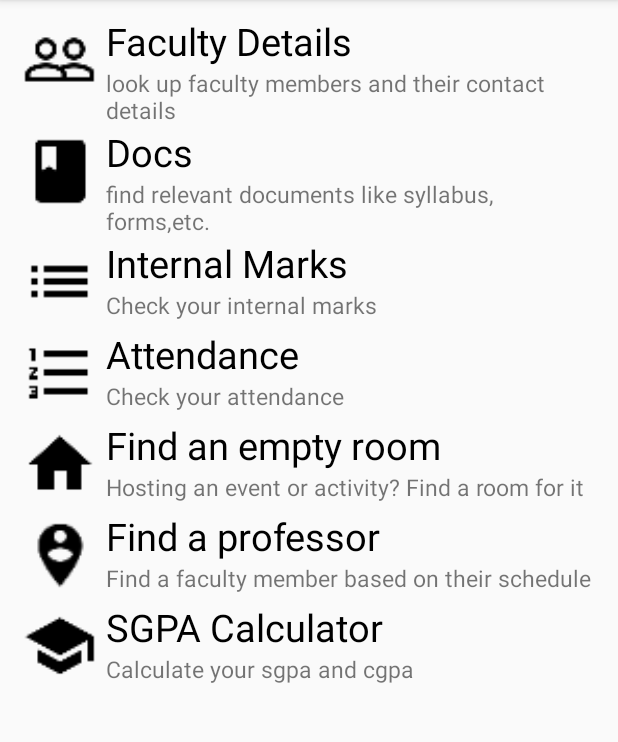
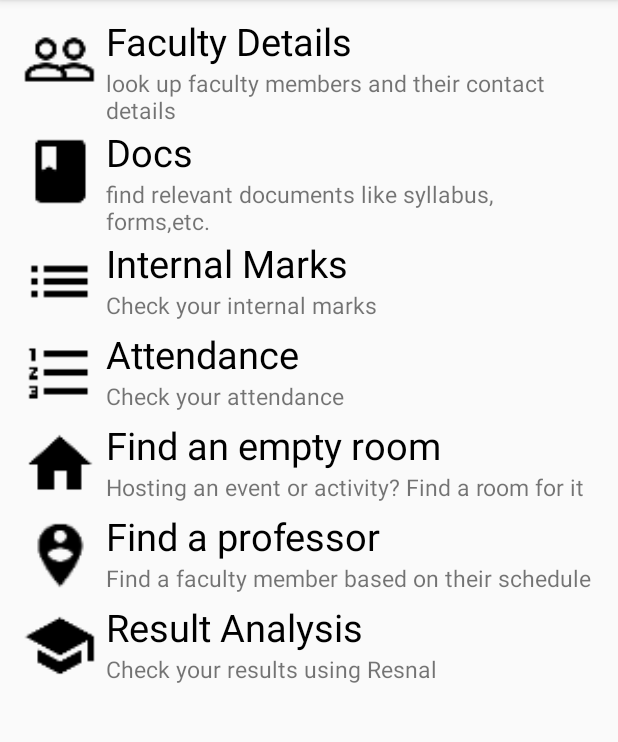
Before and after one commit to KirikCoders/BITCSE, an Android app: the fragment ToolsFragment shown on its own in the app's theme, on a phone screen of 412 x 824 dp, the part 84-826 px from its top. Run offline under Robolectric (Android 15) with nearby library versions, the light colour scheme and no system bars; network calls fail; 1 statement that could not run was skipped.

Commit message:
Added Resnal Support for SDK 29

```diff
--- a/app/src/main/AndroidManifest.xml
+++ b/app/src/main/AndroidManifest.xml
@@ -55,7 +55,7 @@
             android:screenOrientation="portrait" />
         <activity
             android:name=".tools.SGPAActivity"
-            android:label="SGPA Calculator"
+            android:label="Result Analysis"
             android:parentActivityName=".MainActivity"
             android:screenOrientation="portrait" />
         <activity
--- a/app/src/main/java/io/kirikcoders/bitcse/ToolsFragment.java
+++ b/app/src/main/java/io/kirikcoders/bitcse/ToolsFragment.java
@@ -39,7 +39,6 @@ public class ToolsFragment extends Fragment {
         {
             internal.setVisibility(internal.GONE);
             attendance.setVisibility(attendance.GONE);
-            sgpa.setVisibility(sgpa.GONE);
         }
         return rootView;
     }
--- a/app/src/main/res/layout/fragment_tools.xml
+++ b/app/src/main/res/layout/fragment_tools.xml
@@ -237,7 +237,7 @@
                 android:layout_width="match_parent"
                 android:layout_height="wrap_content"
                 android:layout_toRightOf="@+id/sgpaCalculator_icon"
-                android:text="@string/sgpa_calculator"
+                android:text="Result Analysis"
                 android:textColor="#000"
                 android:textSize="25sp" />
 
@@ -246,7 +246,7 @@
                 android:layout_height="wrap_content"
                 android:layout_below="@+id/sgpaCalculator"
                 android:layout_toRightOf="@+id/sgpaCalculator_icon"
-                android:text="Calculate your sgpa and cgpa"
+                android:text="Check your results using Resnal"
                 android:textSize="15sp" />
         </RelativeLayout>
 
```
Also changed, not shown: app/build.gradle (+4 -4 lines), app/src/main/java/io/kirikcoders/bitcse/tools/SGPAActivity.java (+11 -1 lines), app/src/main/res/layout/activity_sgpa.xml (+2 -6 lines).
